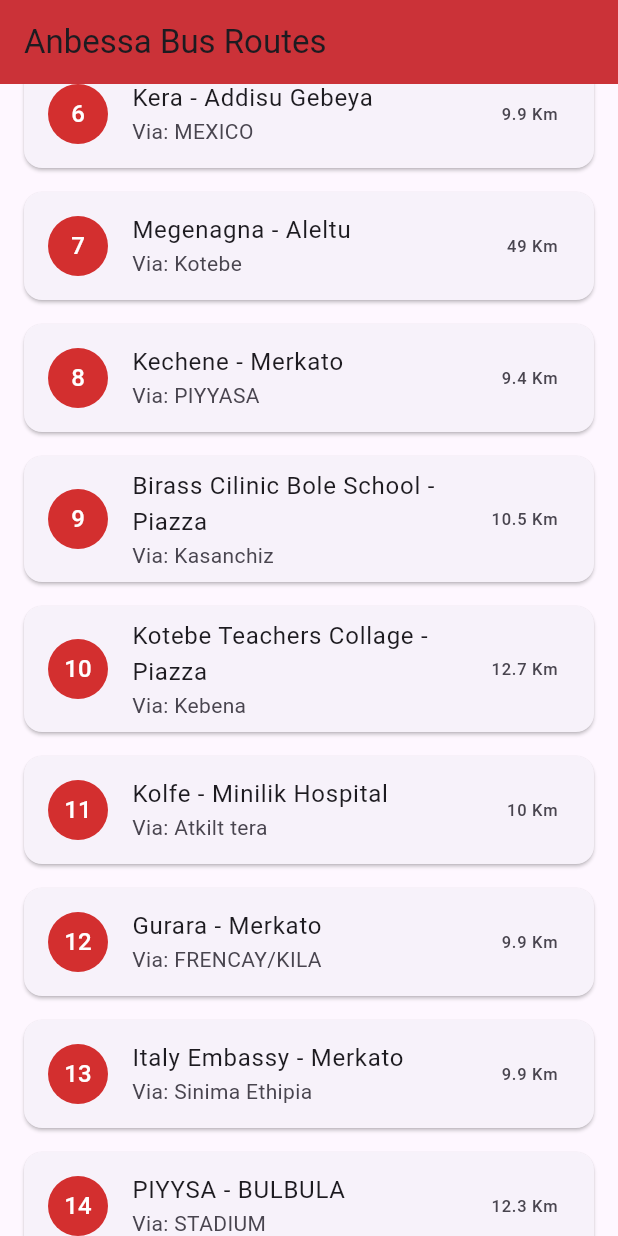
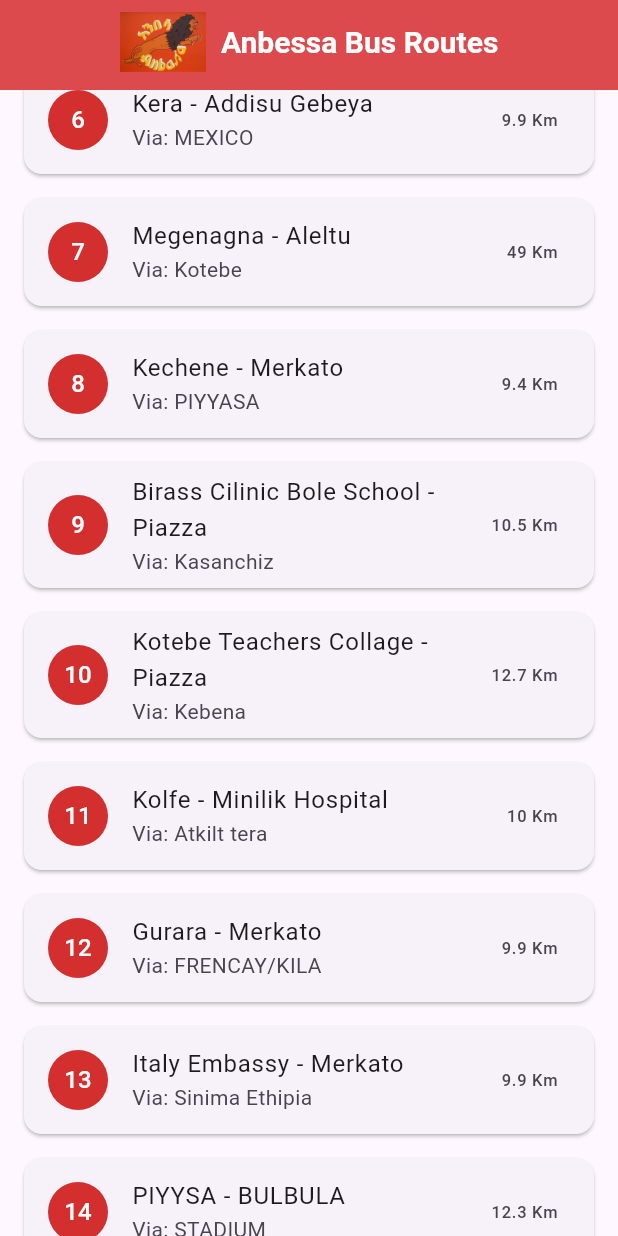
Before and after one commit to abenooo/anbesa_bus_app, a Flutter app: the screen it shows after launch, scrolled down 576 dp, on a phone screen of 412 x 824 dp. Run offline on Flutter 3.47's test engine with Material 3 defaults, Android fonts, the phone set to English and light mode, and no system bars; our stand-ins replace flutter_map, latlong2.

Commit message:
Update the home page

```diff
--- a/lib/screens/home_screen.dart
+++ b/lib/screens/home_screen.dart
@@ -10,15 +10,29 @@
   _HomeScreenState createState() => _HomeScreenState();
 }
 
-class _HomeScreenState extends State<HomeScreen> {
+class _HomeScreenState extends State<HomeScreen>
+    with SingleTickerProviderStateMixin {
   List<BusRoute> busRoutes = [];
   bool isLoading = true;
   String errorMessage = '';
+  late AnimationController _controller;
+  late Animation<Color?> _colorAnimation;
 
   @override
   void initState() {
     super.initState();
     _loadBusRoutes();
+
+    // Initialize animation controller for animated header
+    _controller = AnimationController(
+      duration: const Duration(seconds: 3),
+      vsync: this,
+    )..repeat(reverse: true);
+
+    _colorAnimation = ColorTween(
+      begin: Colors.red[700],
+      end: Colors.red[400],
+    ).animate(_controller);
   }
 
   Future<void> _loadBusRoutes() async {
@@ -37,11 +51,42 @@
   }
 
   @override
+  void dispose() {
+    _controller.dispose();
+    super.dispose();
+  }
+
+  @override
   Widget build(BuildContext context) {
     return Scaffold(
-      appBar: AppBar(
-        title: const Text('Anbessa Bus Routes'),
-        backgroundColor: Colors.red[700],
+      appBar: PreferredSize(
+        preferredSize: const Size.fromHeight(60),
+        child: AnimatedBuilder(
+          animation: _colorAnimation,
+          builder: (context, child) {
+            return AppBar(
+              title: Row(
+                mainAxisAlignment: MainAxisAlignment.center,
+                children: [
+                  Image.asset(
+                    'assets/anbessa_bus_logo.png',
+                    height: 40,
+                  ),
+                  const SizedBox(width: 10),
+                  const Text('Anbessa Bus Routes'),
+                ],
+              ),
+              backgroundColor: _colorAnimation.value,
+              foregroundColor: Colors.white,
+              centerTitle: true,
+              titleTextStyle: const TextStyle(
+                color: Colors.white,
+                fontSize: 20,
+                fontWeight: FontWeight.bold,
+              ),
+            );
+          },
+        ),
       ),
       body: isLoading
           ? const Center(child: CircularProgressIndicator())
```
